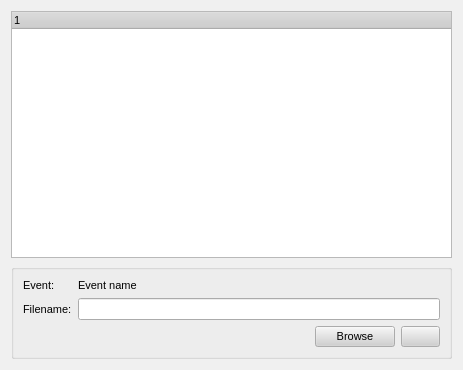
Old version of the form retroshare-gui/src/gui/settings/SoundPage.ui in the repository RetroShare/RetroShare.
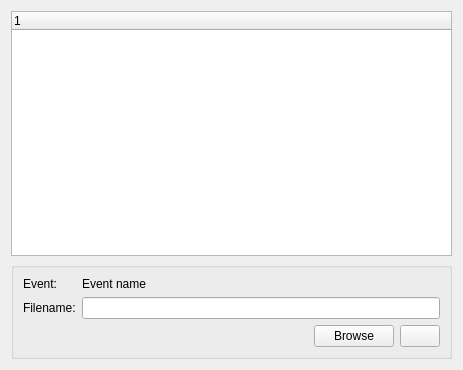
New version of the form. Icons and pictures are not drawn. Custom widgets are drawn as their Qt base class.

```diff
--- a/retroshare-gui/src/gui/settings/SoundPage.ui
+++ b/retroshare-gui/src/gui/settings/SoundPage.ui
@@ -10,486 +10,6 @@
     <height>370</height>
    </rect>
   </property>
-  <property name="palette">
-   <palette>
-    <active>
-     <colorrole role="WindowText">
-      <brush brushstyle="SolidPattern">
-       <color alpha="255">
-        <red>0</red>
-        <green>0</green>
-        <blue>0</blue>
-       </color>
-      </brush>
-     </colorrole>
-     <colorrole role="Button">
-      <brush brushstyle="SolidPattern">
-       <color alpha="255">
-        <red>208</red>
-        <green>208</green>
-        <blue>208</blue>
-       </color>
-      </brush>
-     </colorrole>
-     <colorrole role="Light">
-      <brush brushstyle="SolidPattern">
-       <color alpha="255">
-        <red>255</red>
-        <green>255</green>
-        <blue>255</blue>
-       </color>
-      </brush>
-     </colorrole>
-     <colorrole role="Midlight">
-      <brush brushstyle="SolidPattern">
-       <color alpha="255">
-        <red>247</red>
-        <green>247</green>
-        <blue>247</blue>
-       </color>
-      </brush>
-     </colorrole>
-     <colorrole role="Dark">
-      <brush brushstyle="SolidPattern">
-       <color alpha="255">
-        <red>104</red>
-        <green>104</green>
-        <blue>104</blue>
-       </color>
-      </brush>
-     </colorrole>
-     <colorrole role="Mid">
-      <brush brushstyle="SolidPattern">
-       <color alpha="255">
-        <red>139</red>
-        <green>139</green>
-        <blue>139</blue>
-       </color>
-      </brush>
-     </colorrole>
-     <colorrole role="Text">
-      <brush brushstyle="SolidPattern">
-       <color alpha="255">
-        <red>0</red>
-        <green>0</green>
-        <blue>0</blue>
-       </color>
-      </brush>
-     </colorrole>
-     <colorrole role="BrightText">
-      <brush brushstyle="SolidPattern">
-       <color alpha="255">
-        <red>255</red>
-        <green>255</green>
-        <blue>255</blue>
-       </color>
-      </brush>
-     </colorrole>
-     <colorrole role="ButtonText">
-      <brush brushstyle="SolidPattern">
-       <color alpha="255">
-        <red>0</red>
-        <green>0</green>
-        <blue>0</blue>
-       </color>
-      </brush>
-     </colorrole>
-     <colorrole role="Base">
-      <brush brushstyle="SolidPattern">
-       <color alpha="255">
-        <red>255</red>
-        <green>255</green>
-        <blue>255</blue>
-       </color>
-      </brush>
-     </colorrole>
-     <colorrole role="Window">
-      <brush brushstyle="SolidPattern">
-       <color alpha="255">
-        <red>240</red>
-        <green>240</green>
-        <blue>240</blue>
-       </color>
-      </brush>
-     </colorrole>
-     <colorrole role="Shadow">
-      <brush brushstyle="SolidPattern">
-       <color alpha="255">
-        <red>0</red>
-        <green>0</green>
-        <blue>0</blue>
-       </color>
-      </brush>
-     </colorrole>
-     <colorrole role="Highlight">
-      <brush brushstyle="SolidPattern">
-       <color alpha="255">
-        <red>0</red>
-        <green>0</green>
-        <blue>128</blue>
-       </color>
-      </brush>
-     </colorrole>
-     <colorrole role="HighlightedText">
-      <brush brushstyle="SolidPattern">
-       <color alpha="255">
-        <red>255</red>
-        <green>255</green>
-        <blue>255</blue>
-       </color>
-      </brush>
-     </colorrole>
-     <colorrole role="Link">
-      <brush brushstyle="SolidPattern">
-       <color alpha="255">
-        <red>0</red>
-        <green>0</green>
-        <blue>255</blue>
-       </color>
-      </brush>
-     </colorrole>
-     <colorrole role="LinkVisited">
-      <brush brushstyle="SolidPattern">
-       <color alpha="255">
-        <red>255</red>
-        <green>0</green>
-        <blue>255</blue>
-       </color>
-      </brush>
-     </colorrole>
-     <colorrole role="AlternateBase">
-      <brush brushstyle="SolidPattern">
-       <color alpha="255">
-        <red>231</red>
-        <green>231</green>
-        <blue>231</blue>
-       </color>
-      </brush>
-     </colorrole>
-    </active>
-    <inactive>
-     <colorrole role="WindowText">
-      <brush brushstyle="SolidPattern">
-       <color alpha="255">
-        <red>0</red>
-        <green>0</green>
-        <blue>0</blue>
-       </color>
-      </brush>
-     </colorrole>
-     <colorrole role="Button">
-      <brush brushstyle="SolidPattern">
-       <color alpha="255">
-        <red>208</red>
-        <green>208</green>
-        <blue>208</blue>
-       </color>
-      </brush>
-     </colorrole>
-     <colorrole role="Light">
-      <brush brushstyle="SolidPattern">
-       <color alpha="255">
-        <red>255</red>
-        <green>255</green>
-        <blue>255</blue>
-       </color>
-      </brush>
-     </colorrole>
-     <colorrole role="Midlight">
-      <brush brushstyle="SolidPattern">
-       <color alpha="255">
-        <red>247</red>
-        <green>247</green>
-        <blue>247</blue>
-       </color>
-      </brush>
-     </colorrole>
-     <colorrole role="Dark">
-      <brush brushstyle="SolidPattern">
-       <color alpha="255">
-        <red>104</red>
-        <green>104</green>
-        <blue>104</blue>
-       </color>
-      </brush>
-     </colorrole>
-     <colorrole role="Mid">
-      <brush brushstyle="SolidPattern">
-       <color alpha="255">
-        <red>139</red>
-        <green>139</green>
-        <blue>139</blue>
-       </color>
-      </brush>
-     </colorrole>
-     <colorrole role="Text">
-      <brush brushstyle="SolidPattern">
-       <color alpha="255">
-        <red>0</red>
-        <green>0</green>
-        <blue>0</blue>
-       </color>
-      </brush>
-     </colorrole>
-     <colorrole role="BrightText">
-      <brush brushstyle="SolidPattern">
-       <color alpha="255">
-        <red>255</red>
-        <green>255</green>
-        <blue>255</blue>
-       </color>
-      </brush>
-     </colorrole>
-     <colorrole role="ButtonText">
-      <brush brushstyle="SolidPattern">
-       <color alpha="255">
-        <red>0</red>
-        <green>0</green>
-        <blue>0</blue>
-       </color>
-      </brush>
-     </colorrole>
-     <colorrole role="Base">
-      <brush brushstyle="SolidPattern">
-       <color alpha="255">
-        <red>255</red>
-        <green>255</green>
-        <blue>255</blue>
-       </color>
-      </brush>
-     </colorrole>
-     <colorrole role="Window">
-      <brush brushstyle="SolidPattern">
-       <color alpha="255">
-        <red>240</red>
-        <green>240</green>
-        <blue>240</blue>
-       </color>
-      </brush>
-     </colorrole>
-     <colorrole role="Shadow">
-      <brush brushstyle="SolidPattern">
-       <color alpha="255">
-        <red>0</red>
-        <green>0</green>
-        <blue>0</blue>
-       </color>
-      </brush>
-     </colorrole>
-     <colorrole role="Highlight">
-      <brush brushstyle="SolidPattern">
-       <color alpha="255">
-        <red>192</red>
-        <green>192</green>
-        <blue>192</blue>
-       </color>
-      </brush>
-     </colorrole>
-     <colorrole role="HighlightedText">
-      <brush brushstyle="SolidPattern">
-       <color alpha="255">
-        <red>0</red>
-        <green>0</green>
-        <blue>0</blue>
-       </color>
-      </brush>
-     </colorrole>
-     <colorrole role="Link">
-      <brush brushstyle="SolidPattern">
-       <color alpha="255">
-        <red>0</red>
-        <green>0</green>
-        <blue>255</blue>
-       </color>
-      </brush>
-     </colorrole>
-     <colorrole role="LinkVisited">
-      <brush brushstyle="SolidPattern">
-       <color alpha="255">
-        <red>255</red>
-        <green>0</green>
-        <blue>255</blue>
-       </color>
-      </brush>
-     </colorrole>
-     <colorrole role="AlternateBase">
-      <brush brushstyle="SolidPattern">
-       <color alpha="255">
-        <red>231</red>
-        <green>231</green>
-        <blue>231</blue>
-       </color>
-      </brush>
-     </colorrole>
-    </inactive>
-    <disabled>
-     <colorrole role="WindowText">
-      <brush brushstyle="SolidPattern">
-       <color alpha="255">
-        <red>104</red>
-        <green>104</green>
-        <blue>104</blue>
-       </color>
-      </brush>
-     </colorrole>
-     <colorrole role="Button">
-      <brush brushstyle="SolidPattern">
-       <color alpha="255">
-        <red>208</red>
-        <green>208</green>
-        <blue>208</blue>
-       </color>
-      </brush>
-     </colorrole>
-     <colorrole role="Light">
-      <brush brushstyle="SolidPattern">
-       <color alpha="255">
-        <red>255</red>
-        <green>255</green>
-        <blue>255</blue>
-       </color>
-      </brush>
-     </colorrole>
-     <colorrole role="Midlight">
-      <brush brushstyle="SolidPattern">
-       <color alpha="255">
-        <red>247</red>
-        <green>247</green>
-        <blue>247</blue>
-       </color>
-      </brush>
-     </colorrole>
-     <colorrole role="Dark">
-      <brush brushstyle="SolidPattern">
-       <color alpha="255">
-        <red>104</red>
-        <green>104</green>
-        <blue>104</blue>
-       </color>
-      </brush>
-     </colorrole>
-     <colorrole role="Mid">
-      <brush brushstyle="SolidPattern">
-       <color alpha="255">
-        <red>139</red>
-        <green>139</green>
-        <blue>139</blue>
-       </color>
-      </brush>
-     </colorrole>
-     <colorrole role="Text">
-      <brush brushstyle="SolidPattern">
-       <color alpha="255">
-        <red>104</red>
-        <green>104</green>
-        <blue>104</blue>
-       </color>
-      </brush>
-     </colorrole>
-     <colorrole role="BrightText">
-      <brush brushstyle="SolidPattern">
-       <color alpha="255">
-        <red>255</red>
-        <green>255</green>
-        <blue>255</blue>
-       </color>
-      </brush>
-     </colorrole>
-     <colorrole role="ButtonText">
-      <brush brushstyle="SolidPattern">
-       <color alpha="255">
-        <red>104</red>
-        <green>104</green>
-        <blue>104</blue>
-       </color>
-      </brush>
-     </colorrole>
-     <colorrole role="Base">
-      <brush brushstyle="SolidPattern">
-       <color alpha="255">
-        <red>240</red>
-        <green>240</green>
-        <blue>240</blue>
-       </color>
-      </brush>
-     </colorrole>
-     <colorrole role="Window">
-      <brush brushstyle="SolidPattern">
-       <color alpha="255">
-        <red>240</red>
-        <green>240</green>
-        <blue>240</blue>
-       </color>
-      </brush>
-     </colorrole>
-     <colorrole role="Shadow">
-      <brush brushstyle="SolidPattern">
-       <color alpha="255">
-        <red>0</red>
-        <green>0</green>
-        <blue>0</blue>
-       </color>
-      </brush>
-     </colorrole>
-     <colorrole role="Highlight">
-      <brush brushstyle="SolidPattern">
-       <color alpha="255">
-        <red>0</red>
-        <green>0</green>
-        <blue>128</blue>
-       </color>
-      </brush>
-     </colorrole>
-     <colorrole role="HighlightedText">
-      <brush brushstyle="SolidPattern">
-       <color alpha="255">
-        <red>255</red>
-        <green>255</green>
-        <blue>255</blue>
-       </color>
-      </brush>
-     </colorrole>
-     <colorrole role="Link">
-      <brush brushstyle="SolidPattern">
-       <color alpha="255">
-        <red>0</red>
-        <green>0</green>
-        <blue>255</blue>
-       </color>
-      </brush>
-     </colorrole>
-     <colorrole role="LinkVisited">
-      <brush brushstyle="SolidPattern">
-       <color alpha="255">
-        <red>255</red>
-        <green>0</green>
-        <blue>255</blue>
-       </color>
-      </brush>
-     </colorrole>
-     <colorrole role="AlternateBase">
-      <brush brushstyle="SolidPattern">
-       <color alpha="255">
-        <red>231</red>
-        <green>231</green>
-        <blue>231</blue>
-       </color>
-      </brush>
-     </colorrole>
-    </disabled>
-   </palette>
-  </property>
-  <property name="font">
-   <font>
-    <family>Arial</family>
-    <pointsize>8</pointsize>
-    <weight>50</weight>
-    <italic>false</italic>
-    <bold>false</bold>
-    <underline>false</underline>
-    <strikeout>false</strikeout>
-   </font>
-  </property>
   <layout class="QGridLayout" name="gridLayout">
    <item row="0" column="0">
     <widget class="QTreeWidget" name="eventTreeWidget">
```
